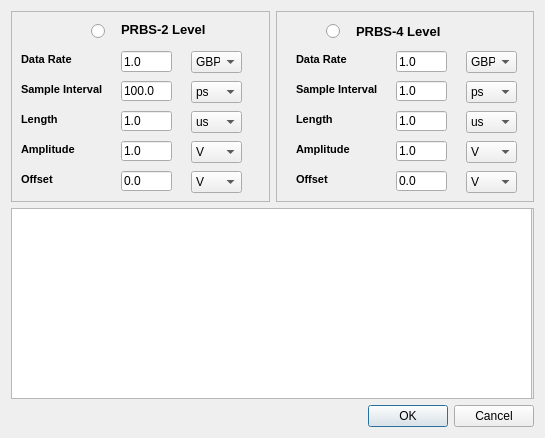
Qt form excitationdialog.ui (WXY163/ezAMI) before a commit.
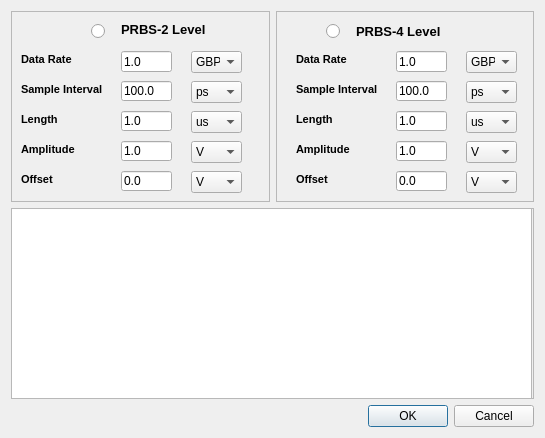
The same form after that commit.

What changed in the file:
```diff
--- a/excitationdialog.ui
+++ b/excitationdialog.ui
@@ -535,7 +535,7 @@
          </rect>
         </property>
         <property name="text">
-         <string>1.0</string>
+         <string>100.0</string>
         </property>
        </widget>
        <widget class="QLineEdit" name="lengthPAM4Input">
```
